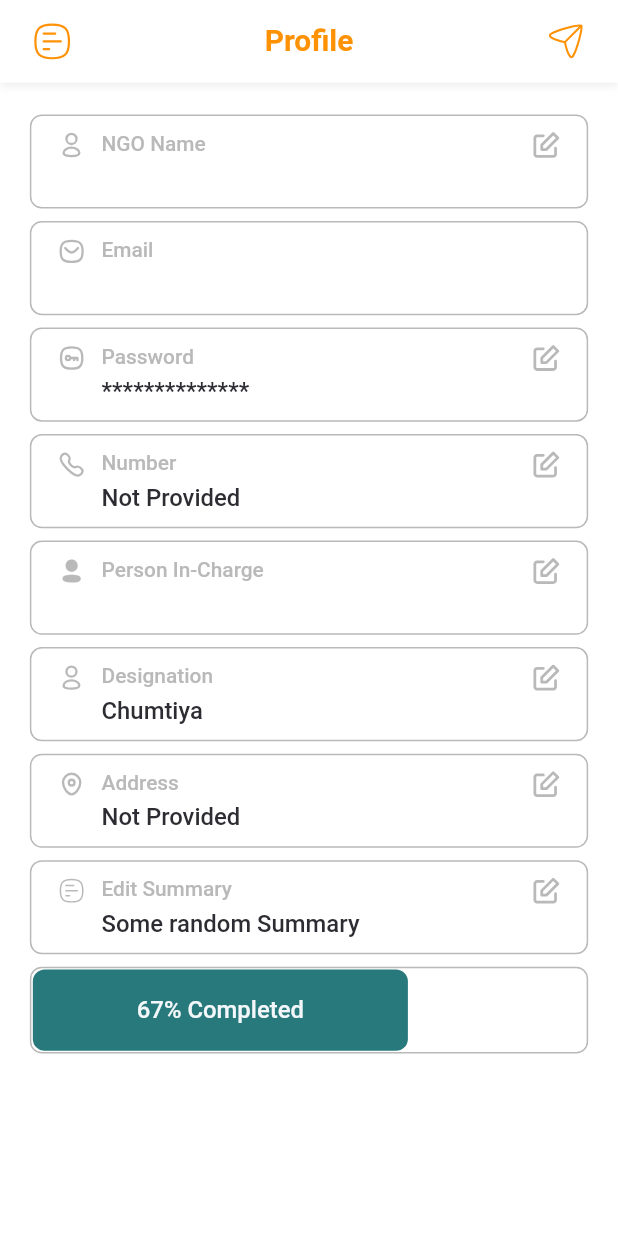
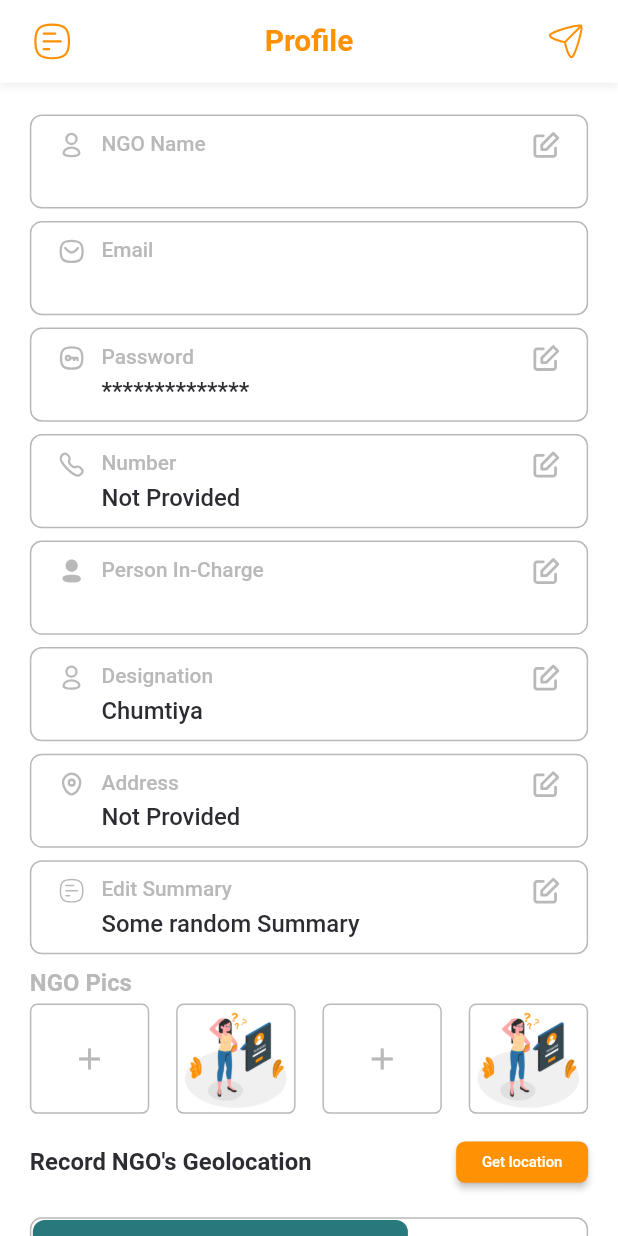
Before and after one commit to ritesh-amit/BitSync_GlowCal, a Flutter app: the NgoProfile screen opened directly, on a phone screen of 412 x 824 dp. Run offline on Flutter 3.47's test engine with Material 2 defaults, Android fonts, the phone set to English and light mode, and no system bars; our stand-ins replace bubble, carousel_slider, cloud_firestore, firebase_auth, firebase_core, flutter_svg and 7 more; missing offline and left inert: flutter_email_sender; accounts and stored records are empty.

Commit message:
ProfileChangesMade

```diff
--- a/lib/screens/mainScreens/ngoProfile.dart
+++ b/lib/screens/mainScreens/ngoProfile.dart
@@ -37,6 +37,11 @@ class _NgoProfileState extends State<NgoProfile> {
   String address = "";
   bool suraj = false;
   String email = "";
+  bool getImage1 = false;
+  bool getImage2 = false;
+  bool getImage3 = false;
+  bool getImage4 = false;
+  bool isLocation = false;
 
   loadData() async {
     preferences = await SharedPreferences.getInstance();
@@ -665,7 +670,52 @@ class _NgoProfileState extends State<NgoProfile> {
                     ],
                   ),
                 ),
-                sh(9),
+                sh(10),
+                Text(
+                  "NGO Pics",
+                  style: txtS(rc, 16, FontWeight.w700),
+                ),
+                sh(5),
+                Row(
+                  mainAxisAlignment: MainAxisAlignment.spaceBetween,
+                  children: [
+                    getImageCont(false, null),
+                    getImageCont(true, null),
+                    getImageCont(false, null),
+                    getImageCont(true, null),
+                  ],
+                ),
+                sh(20),
+                Row(
+                  children: [
+                    Text(
+                      "Record NGO\'s Geolocation",
+                      style: txtS(textColor, 16, FontWeight.w700),
+                    ),
+                    Spacer(),
+                    MaterialButton(
+                      height: h * 30,
+                      shape: RoundedRectangleBorder(
+                        borderRadius: BorderRadius.circular(b * 6),
+                      ),
+                      color: !isLocation ? mc : Color(0xff28797c),
+                      materialTapTargetSize: MaterialTapTargetSize.shrinkWrap,
+                      onPressed: () {
+                        setState(() {
+                          isLocation = !isLocation;
+                        });
+                      },
+                      child: Container(
+                        color: !isLocation ? mc : Color(0xff28797c),
+                        child: Text(
+                          !isLocation ? "Get location" : "Done",
+                          style: txtS(Colors.white, 10, FontWeight.w500),
+                        ),
+                      ),
+                    ),
+                  ],
+                ),
+                sh(25),
                 Container(
                   decoration: bord(),
                   height: h * 63,
@@ -694,6 +744,37 @@ class _NgoProfileState extends State<NgoProfile> {
           ),
         ]),
       ),
+    );
+  }
+
+  InkWell getImageCont(bool isImage, Function getImage) {
+    var b = SizeConfig.screenWidth / 414;
+    var h = SizeConfig.screenHeight / 896;
+
+    return InkWell(
+      splashColor: mc,
+      onTap: () {
+        //function
+      },
+      child: isImage
+          ? Container(
+              height: h * 80,
+              width: b * 80,
+              decoration: BoxDecoration(
+                border: Border.all(color: rc),
+                borderRadius: BorderRadius.circular(b * 5),
+              ),
+              child: Image.asset('images/ill2.png'),
+            )
+          : Container(
+              height: h * 80,
+              width: b * 80,
+              decoration: BoxDecoration(
+                border: Border.all(color: rc),
+                borderRadius: BorderRadius.circular(b * 5),
+              ),
+              child: Icon(Icons.add, color: rc),
+            ),
     );
   }
 
```
